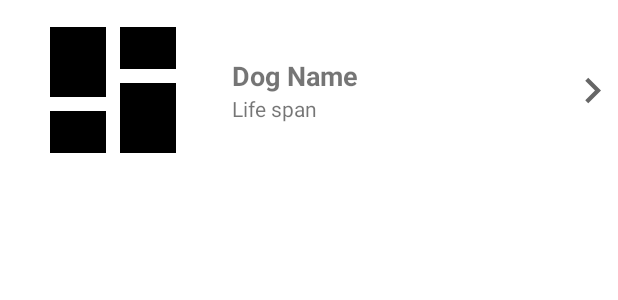
After one commit to chin-mayKulkarni/HoroBook, an Android app: the layout item_song.xml on its own in the app's theme, with its tools: preview values and no code run, on a phone screen of 412 x 824 dp. The commit adds this screen. Shown: the top 300 px of the screen. Run offline under Robolectric (Android 15) with nearby library versions, the phone set to English and light mode, and no system bars; network calls fail.

Commit message:
Implemented Recycler View, Retrofit API call, Glide image loading.

```diff
--- a/app/src/main/AndroidManifest.xml
+++ b/app/src/main/AndroidManifest.xml
@@ -1,6 +1,8 @@
 <?xml version="1.0" encoding="utf-8"?>
 <manifest xmlns:android="http://schemas.android.com/apk/res/android"
     package="com.chinmay.horobook">
+
+    <uses-permission android:name="android.permission.INTERNET"/>
 
     <application
         android:allowBackup="true"
--- /dev/null
+++ b/app/src/main/res/drawable/ic_arrow_right.xml
@@ -0,0 +1,10 @@
+<vector xmlns:android="http://schemas.android.com/apk/res/android"
+    android:width="34dp"
+    android:height="34dp"
+    android:viewportWidth="24"
+    android:viewportHeight="24"
+    android:tint="?attr/colorControlNormal">
+  <path
+      android:fillColor="@android:color/white"
+      android:pathData="M8.59,16.59L13.17,12 8.59,7.41 10,6l6,6 -6,6 -1.41,-1.41z"/>
+</vector>
--- /dev/null
+++ b/app/src/main/res/layout/item_song.xml
@@ -0,0 +1,80 @@
+<?xml version="1.0" encoding="utf-8"?>
+<FrameLayout xmlns:android="http://schemas.android.com/apk/res/android"
+    xmlns:app="http://schemas.android.com/apk/res-auto"
+    android:layout_width="match_parent"
+    android:layout_height="wrap_content">
+
+    <!--<data>
+        <variable
+            name="dog"
+            type="com.chinmay.horobook.model.SongData"/>
+        <variable
+            name="listener"
+            type="com.chinmay.horobook.view."
+            type="com.devtides.dogs.view.DogClickListener"/>
+    </data>-->
+    <LinearLayout
+        android:layout_width="match_parent"
+        android:layout_height="120dp"
+        android:orientation="horizontal">
+        <!--android:onClick="@{listener::onDogClicked}"-->
+
+
+        <!--<TextView
+            android:id="@+id/dogId"
+            android:layout_width="wrap_content"
+            android:layout_height="wrap_content"
+            android:visibility="gone"
+            android:text="@{String.valueOf(dog.uuid)}"/>-->
+
+        <ImageView
+            android:id="@+id/imageView"
+            android:layout_width="0dp"
+            android:layout_height="match_parent"
+            android:layout_weight="2"
+            android:padding="4dp"
+            android:src="@drawable/ic_dashboard_black_24dp" />
+        <!--android:imageUrl="@{dog.imageUrl}"-->
+
+
+        <LinearLayout
+            android:layout_width="0dp"
+            android:layout_height="match_parent"
+            android:layout_weight="3"
+            android:gravity="center_vertical"
+            android:orientation="vertical"
+            android:padding="4dp">
+
+            <TextView
+                android:id="@+id/name"
+                style="@style/Title"
+                android:layout_width="wrap_content"
+                android:layout_height="wrap_content"
+                android:text="Dog Name" />
+
+            <TextView
+                android:id="@+id/lifespan"
+                style="@style/Text"
+                android:layout_width="wrap_content"
+                android:layout_height="wrap_content"
+                android:text="Life span" />
+
+        </LinearLayout>
+
+        <androidx.constraintlayout.widget.ConstraintLayout
+            android:layout_width="wrap_content"
+            android:layout_height="match_parent">
+
+            <ImageView
+                android:id="@+id/imageView2"
+                android:layout_width="wrap_content"
+                android:layout_height="wrap_content"
+                android:src="@drawable/ic_arrow_right"
+                app:layout_constraintBottom_toBottomOf="parent"
+                app:layout_constraintStart_toStartOf="parent"
+                app:layout_constraintTop_toTopOf="parent" />
+
+        </androidx.constraintlayout.widget.ConstraintLayout>
+
+    </LinearLayout>
+</FrameLayout>
--- a/app/src/main/res/navigation/navigation.xml
+++ b/app/src/main/res/navigation/navigation.xml
@@ -8,7 +8,11 @@
         android:id="@+id/songsFragment"
         android:name="com.chinmay.horobook.view.SongsFragment"
         android:label="fragment_songs"
-        tools:layout="@layout/fragment_songs" />
+        tools:layout="@layout/fragment_songs" >
+        <action
+            android:id="@+id/actionHoroscopeFragment"
+            app:destination="@id/matchingFragment" />
+    </fragment>
     <fragment
         android:id="@+id/mantrasFragment"
         android:name="com.chinmay.horobook.view.MantrasFragment"
--- a/app/src/main/res/values/strings.xml
+++ b/app/src/main/res/values/strings.xml
@@ -1,6 +1,5 @@
 <resources>
     <string name="app_name">HoroBook</string>
-    <!-- TODO: Remove or change this placeholder text -->
     <string name="hello_blank_fragment">Hello blank fragment</string>
     <string name="songs">Songs</string>
     <string name="mantras">Mantras</string>
--- /dev/null
+++ b/app/src/main/res/values/styles.xml
@@ -0,0 +1,12 @@
+<?xml version="1.0" encoding="utf-8"?>
+<resources>
+
+    <style name="Title">
+        <item name="android:textSize">18sp</item>
+        <item name="android:textStyle">bold</item>
+    </style>
+
+    <style name="Text">
+        <item name="android:textSize">14sp</item>
+    </style>
+</resources>
--- a/build.gradle
+++ b/build.gradle
@@ -4,6 +4,7 @@ buildscript {
     repositories {
         google()
         mavenCentral()
+        jcenter()
     }
     dependencies {
         classpath "com.android.tools.build:gradle:4.2.2"
--- a/gradle.properties
+++ b/gradle.properties
@@ -17,3 +17,4 @@ org.gradle.jvmargs=-Xmx2048m -Dfile.encoding=UTF-8
 android.useAndroidX=true
 # Kotlin code style for this project: "official" or "obsolete":
 kotlin.code.style=official
+android.enableJetifier=true
```
Also changed, not shown: app/build.gradle (+52 -0 lines), app/src/main/java/com/chinmay/horobook/model/Model.kt (added, +29 -0 lines), app/src/main/java/com/chinmay/horobook/model/SongsApi.kt (added, +10 -0 lines), app/src/main/java/com/chinmay/horobook/model/SongsApiService.kt (added, +21 -0 lines), app/src/main/java/com/chinmay/horobook/util/Util.kt (added, +28 -0 lines), app/src/main/java/com/chinmay/horobook/view/SongsFragment.kt (+61 -3 lines), app/src/main/java/com/chinmay/horobook/view/SongsListAdapter.kt (added, +44 -0 lines), app/src/main/java/com/chinmay/horobook/viewmodel/ListViewModel.kt (added, +56 -0 lines), app/src/main/res/layout/fragment_songs.xml (+49 -5 lines).
